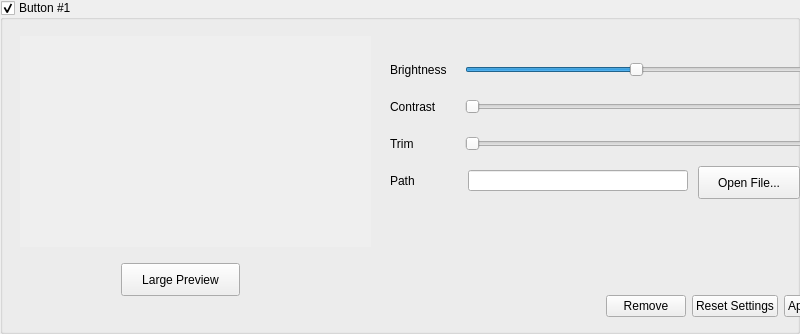
Before: the Qt Designer form ConfigurationApp/button_groupbox.ui in HologramHomies/ConfigurationApplication, drawn with Qt 5.
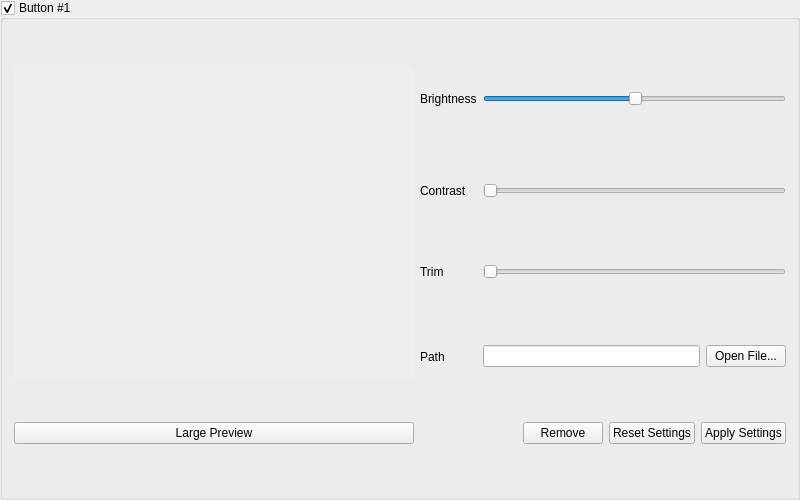
After: the same form once the commit is applied.

Diff of the .ui file:
```diff
--- a/ConfigurationApp/button_groupbox.ui
+++ b/ConfigurationApp/button_groupbox.ui
@@ -10,19 +10,13 @@
     <x>0</x>
     <y>0</y>
     <width>800</width>
-    <height>334</height>
+    <height>500</height>
    </rect>
   </property>
   <property name="minimumSize">
    <size>
-    <width>300</width>
-    <height>320</height>
-   </size>
-  </property>
-  <property name="maximumSize">
-   <size>
-    <width>800</width>
-    <height>600</height>
+    <width>600</width>
+    <height>450</height>
    </size>
   </property>
   <property name="windowTitle">
@@ -40,15 +34,35 @@
   <property name="checked">
    <bool>true</bool>
   </property>
+  <layout class="QGridLayout" name="gridLayout">
+   <item row="0" column="1">
+    <widget class="QLabel" name="brightness_label">
+     <property name="text">
+      <string>Brightness</string>
+     </property>
+    </widget>
+   </item>
+   <item row="0" column="0" rowspan="4">
+    <widget class="QLabel" name="videoPlayerPlaceholder_label">
+     <property name="minimumSize">
+      <size>
+       <width>400</width>
+       <height>200</height>
+      </size>
+     </property>
+     <property name="autoFillBackground">
+      <bool>true</bool>
+     </property>
+     <property name="text">
+      <string>&lt;VIDEO PLAYER&gt;</string>
+     </property>
+     <property name="alignment">
+      <set>Qt::AlignCenter</set>
+     </property>
+    </widget>
+   </item>
+   <item row="0" column="2" colspan="2">
   <widget class="QSlider" name="brightness_slider">
-   <property name="geometry">
-    <rect>
-     <x>465</x>
-     <y>57</y>
-     <width>339</width>
-     <height>25</height>
-    </rect>
-   </property>
    <property name="value">
     <number>50</number>
    </property>
@@ -62,15 +76,49 @@
     <enum>Qt::Horizontal</enum>
    </property>
   </widget>
-  <widget class="QWidget" name="layoutWidget">
-   <property name="geometry">
-    <rect>
-     <x>378</x>
-     <y>290</y>
-     <width>491</width>
-     <height>32</height>
-    </rect>
-   </property>
+   </item>
+   <item row="3" column="2">
+    <widget class="QLineEdit" name="path_lineEdit"/>
+   </item>
+   <item row="2" column="1">
+    <widget class="QLabel" name="trim_label">
+     <property name="text">
+      <string>Trim</string>
+     </property>
+    </widget>
+   </item>
+   <item row="3" column="1">
+    <widget class="QLabel" name="path_label">
+     <property name="text">
+      <string>Path</string>
+     </property>
+    </widget>
+   </item>
+   <item row="4" column="0">
+    <widget class="QPushButton" name="preview_button">
+     <property name="toolTip">
+      <string>Open video in new window.</string>
+     </property>
+     <property name="text">
+      <string>Large Preview</string>
+     </property>
+    </widget>
+   </item>
+   <item row="3" column="3">
+    <widget class="QPushButton" name="openFile_pushButton">
+     <property name="text">
+      <string>Open File...</string>
+     </property>
+    </widget>
+   </item>
+   <item row="2" column="2" colspan="2">
+    <widget class="QSlider" name="trim_slider">
+     <property name="orientation">
+      <enum>Qt::Horizontal</enum>
+     </property>
+    </widget>
+   </item>
+   <item row="4" column="1" colspan="3">
    <layout class="QHBoxLayout" name="footer_hbox">
     <item>
      <spacer name="footer_spacer">
@@ -107,149 +155,22 @@
      </widget>
     </item>
    </layout>
-  </widget>
+   </item>
+   <item row="1" column="1">
   <widget class="QLabel" name="constrast_label">
-   <property name="geometry">
-    <rect>
-     <x>390</x>
-     <y>94</y>
-     <width>68</width>
-     <height>25</height>
-    </rect>
-   </property>
    <property name="text">
     <string>Contrast</string>
    </property>
   </widget>
-  <widget class="QLabel" name="brightness_label">
-   <property name="geometry">
-    <rect>
-     <x>390</x>
-     <y>57</y>
-     <width>68</width>
-     <height>25</height>
-    </rect>
-   </property>
-   <property name="text">
-    <string>Brightness</string>
-   </property>
-  </widget>
-  <widget class="QLabel" name="videoPlayerPlaceholder_label">
-   <property name="geometry">
-    <rect>
-     <x>20</x>
-     <y>36</y>
-     <width>351</width>
-     <height>211</height>
-    </rect>
-   </property>
-   <property name="minimumSize">
-    <size>
-     <width>300</width>
-     <height>200</height>
-    </size>
-   </property>
-   <property name="autoFillBackground">
-    <bool>true</bool>
-   </property>
-   <property name="text">
-    <string>&lt;VIDEO PLAYER&gt;</string>
-   </property>
-   <property name="alignment">
-    <set>Qt::AlignCenter</set>
-   </property>
-  </widget>
+   </item>
+   <item row="1" column="2" colspan="2">
   <widget class="QSlider" name="contrast_slider">
-   <property name="geometry">
-    <rect>
-     <x>465</x>
-     <y>94</y>
-     <width>339</width>
-     <height>25</height>
-    </rect>
-   </property>
    <property name="orientation">
     <enum>Qt::Horizontal</enum>
    </property>
   </widget>
-  <widget class="QLineEdit" name="path_lineEdit">
-   <property name="geometry">
-    <rect>
-     <x>468</x>
-     <y>170</y>
-     <width>220</width>
-     <height>21</height>
-    </rect>
-   </property>
-  </widget>
-  <widget class="QSlider" name="trim_slider">
-   <property name="geometry">
-    <rect>
-     <x>465</x>
-     <y>131</y>
-     <width>339</width>
-     <height>25</height>
-    </rect>
-   </property>
-   <property name="orientation">
-    <enum>Qt::Horizontal</enum>
-   </property>
-  </widget>
-  <widget class="QPushButton" name="preview_button">
-   <property name="geometry">
-    <rect>
-     <x>121</x>
-     <y>263</y>
-     <width>119</width>
-     <height>33</height>
-    </rect>
-   </property>
-   <property name="toolTip">
-    <string>Open video in new window.</string>
-   </property>
-   <property name="text">
-    <string>Large Preview</string>
-   </property>
-  </widget>
-  <widget class="QPushButton" name="openFile_pushButton">
-   <property name="geometry">
-    <rect>
-     <x>698</x>
-     <y>166</y>
-     <width>102</width>
-     <height>33</height>
-    </rect>
-   </property>
-   <property name="text">
-    <string>Open File...</string>
-   </property>
-  </widget>
-  <widget class="QLabel" name="trim_label">
-   <property name="geometry">
-    <rect>
-     <x>390</x>
-     <y>131</y>
-     <width>68</width>
-     <height>25</height>
-    </rect>
-   </property>
-   <property name="text">
-    <string>Trim</string>
-   </property>
-  </widget>
-  <widget class="QLabel" name="path_label">
-   <property name="geometry">
-    <rect>
-     <x>390</x>
-     <y>170</y>
-     <width>68</width>
-     <height>21</height>
-    </rect>
-   </property>
-   <property name="text">
-    <string>Path</string>
-   </property>
-  </widget>
+   </item>
+  </layout>
  </widget>
  <resources/>
  <connections/>
```
Lines whose indentation alone changed are shown as unchanged.
